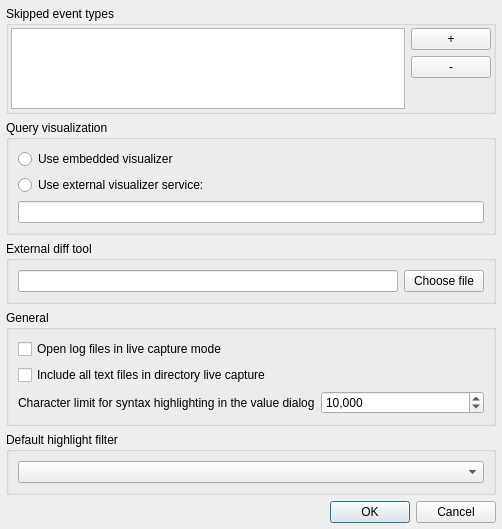
tableau/tableau-log-viewer, file src/optionsdlg.ui: the form before one commit.
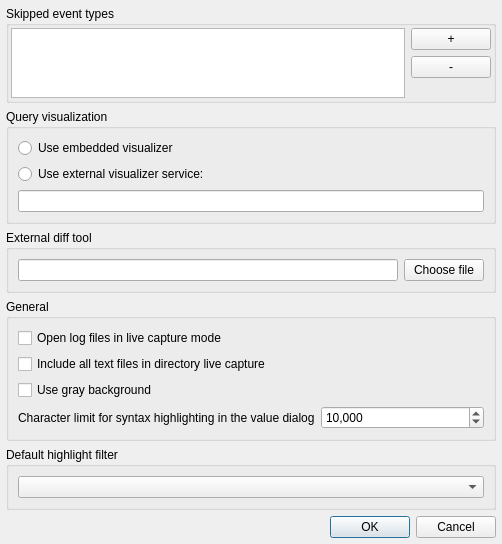
The form after the commit.

Commit message:
Add gray background theme option.
In lieu of a dark theme, add an option to show log view and value dialog
in gray background to reduce contrast.
For simplicity, the UI option is a single check box; but for future
flexibility, the option is saved as a color string instead of a Boolean
value in the settings file.
If desired, we can allow setting different color in the UI later. The
code also recognized if the color is “hacked” in the settings file and
avoid overwriting it.

The edit to the form file:
```diff
--- a/src/optionsdlg.ui
+++ b/src/optionsdlg.ui
@@ -199,6 +199,16 @@
           </property>
          </widget>
         </item>
+        <item>
+         <widget class="QCheckBox" name="useGrayBackground">
+          <property name="toolTip">
+           <string>Set background color to gray or white for log views and value dialog. Apply to new tabs.</string>
+          </property>
+          <property name="text">
+           <string>Use gray background</string>
+          </property>
+         </widget>
+        </item>
         <item>
          <layout class="QFormLayout" name="formLayout">
           <item row="0" column="0">
```
The commit also changes 5 other files.
